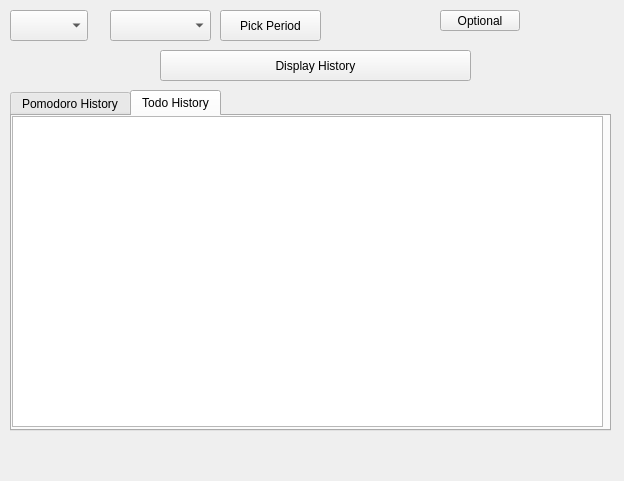
This is src/gui/ui/history.ui in ravenvz/SprintTimer as Qt 5 draws it before an edit. The edited form follows.
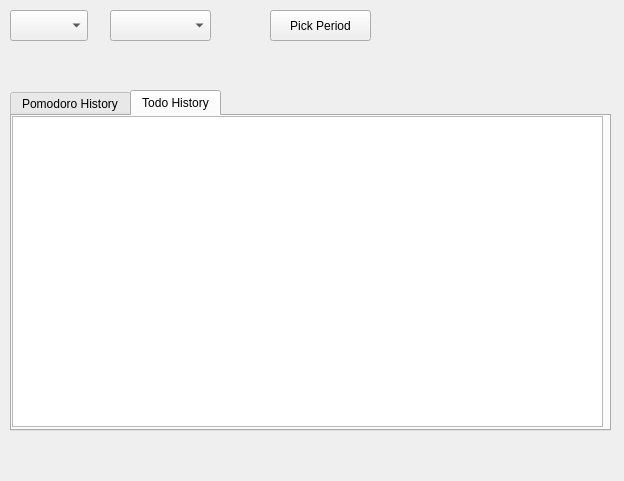
This is the edited form.

Commit message: Add support for selecting custom period for history view

```diff
--- a/src/gui/ui/history.ui
+++ b/src/gui/ui/history.ui
@@ -26,7 +26,7 @@
   <widget class="QPushButton" name="btnPickPeriod">
    <property name="geometry">
     <rect>
-     <x>220</x>
+     <x>270</x>
      <y>10</y>
      <width>101</width>
      <height>31</height>
@@ -46,19 +46,6 @@
     </rect>
    </property>
   </widget>
-  <widget class="QPushButton" name="btnDisplayHistory">
-   <property name="geometry">
-    <rect>
-     <x>160</x>
-     <y>50</y>
-     <width>311</width>
-     <height>31</height>
-    </rect>
-   </property>
-   <property name="text">
-    <string>Display History</string>
-   </property>
-  </widget>
   <widget class="QTabWidget" name="twHistoryDisplay">
    <property name="geometry">
     <rect>
@@ -102,19 +89,6 @@
     </widget>
    </widget>
   </widget>
-  <widget class="QPushButton" name="btnOptional">
-   <property name="geometry">
-    <rect>
-     <x>440</x>
-     <y>10</y>
-     <width>80</width>
-     <height>21</height>
-    </rect>
-   </property>
-   <property name="text">
-    <string>Optional</string>
-   </property>
-  </widget>
  </widget>
  <resources/>
  <connections/>
```
Left out of the diff: 2 changed lines with no effect on the pictures. The commit also changes 6 other files.
